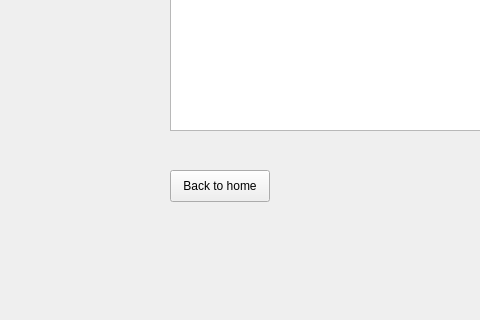
Qt form FoodOrderingApp/restaurant.ui (xyang2316/OOP-project) before a commit; both pictures show x 0 to 480 and y 280 to 600 of the 800 by 600 pixel window.
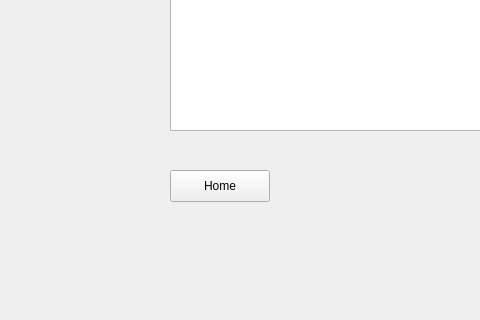
The same form after that commit.

The edit to the form file:
```diff
--- a/FoodOrderingApp/restaurant.ui
+++ b/FoodOrderingApp/restaurant.ui
@@ -60,7 +60,7 @@
      </rect>
     </property>
     <property name="text">
-     <string>Back to home</string>
+     <string>Home</string>
     </property>
    </widget>
   </widget>
```
